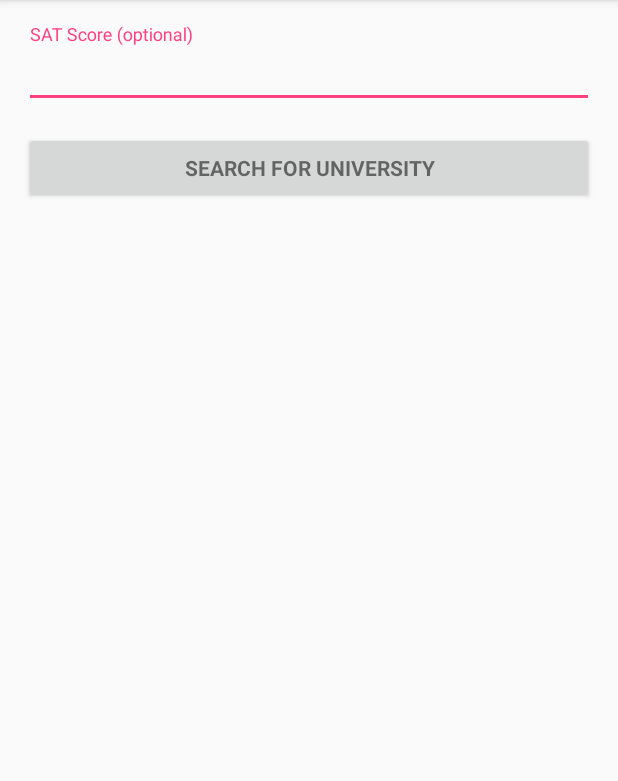
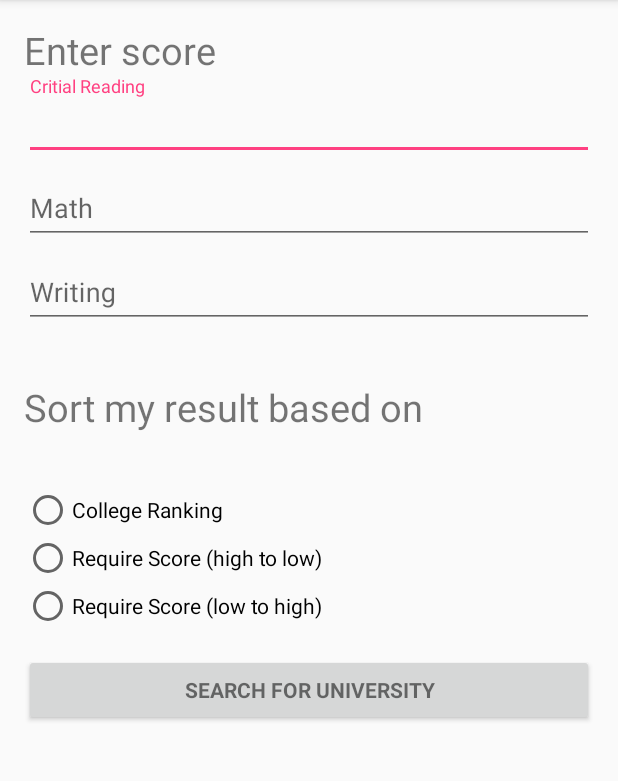
Before and after one commit to haotuusa/EasyU_Android, an Android app: the screen it shows after launch (SearchActivity before the commit, ScoreActivity after it), on a phone screen of 412 x 824 dp, the part 84-865 px from its top. Run offline under Robolectric (Android 15) with nearby library versions, the phone set to English and light mode, and no system bars.

Commit message:
Score activity layout

```diff
--- a/app/src/main/AndroidManifest.xml
+++ b/app/src/main/AndroidManifest.xml
@@ -15,7 +15,7 @@
         android:label="@string/app_name"
         android:supportsRtl="true"
         android:theme="@style/AppTheme">
-        <activity android:name=".SearchActivity">
+        <activity android:name=".ScoreActivity">
             <intent-filter>
                 <action android:name="android.intent.action.MAIN" />
 
--- a/app/src/main/java/com/example/android/myuniversity/SearchActivity.java
+++ b/app/src/main/java/com/example/android/myuniversity/ScoreActivity.java
@@ -9,11 +9,12 @@ import android.support.v7.app.AppCompatActivity;
 import android.view.View;
 import android.widget.Button;
 import android.widget.EditText;
+import android.widget.RadioButton;
 
 //import static android.Manifest.permission.READ_CONTACTS;
 
 //implements LoaderCallbacks<Cursor>
-public class SearchActivity extends AppCompatActivity  {
+public class ScoreActivity extends AppCompatActivity  {
 
     /**
      * Id to identity READ_CONTACTS permission request.
@@ -46,7 +47,7 @@ public class SearchActivity extends AppCompatActivity  {
 //        StateView = (AutoCompleteTextView) findViewById(R.id.state);
 //        populateAutoComplete();
 
-        SatScoreView = (EditText) findViewById(R.id.sat_score);
+        SatScoreView = (EditText) findViewById(R.id.score1);
 
 //        mPasswordView.setOnEditorActionListener(new TextView.OnEditorActionListener() {
 //            @Override
@@ -67,7 +68,7 @@ public class SearchActivity extends AppCompatActivity  {
             }
         });
 
-        mLoginFormView = findViewById(R.id.search_form);
+        mLoginFormView = findViewById(R.id.score_form);
         ProgressView = findViewById(R.id.search_progress);
     }
 
@@ -81,6 +82,35 @@ public class SearchActivity extends AppCompatActivity  {
         //TODO: Replace this with your own logic
         return password.length() > 4;
     }
+
+    //check the mode for which one to use
+    private enum enum_mode{ RANK, HIGHTOLOW, LOWTOHIGH, NONE }
+
+    enum_mode sortMode = enum_mode.NONE;
+
+    public void onRadioButtonClicked(View view) {
+        // Is the button now checked?
+        boolean checked = ((RadioButton) view).isChecked();
+
+        // Check which radio button was clicked
+        switch(view.getId()) {
+            case R.id.radio_sort_rank:
+                if (checked) {
+                    sortMode = enum_mode.RANK;
+                    break;
+                }
+            case R.id.radio_sort_hightolow:
+                if (checked)
+                    sortMode = enum_mode.HIGHTOLOW;
+                    break;
+            case R.id.radio_sort_lowtohigh:
+                if(checked)
+                    sortMode = enum_mode.LOWTOHIGH;
+                    break;
+        }
+
+    }
+
 
     /**
      * Shows the progress UI and hides the login form.
--- a/app/src/main/res/layout/activity_search.xml
+++ b/app/src/main/res/layout/activity_search.xml
@@ -9,7 +9,7 @@
     android:paddingLeft="@dimen/activity_horizontal_margin"
     android:paddingRight="@dimen/activity_horizontal_margin"
     android:paddingTop="@dimen/activity_vertical_margin"
-    tools:context="com.example.android.myuniversity.SearchActivity">
+    tools:context=".ScoreActivity">
 
     <!-- Login progress -->
     <ProgressBar
@@ -21,12 +21,12 @@
         android:visibility="gone" />
 
     <ScrollView
-        android:id="@+id/search_form"
+        android:id="@+id/score_form"
         android:layout_width="match_parent"
         android:layout_height="match_parent">
 
         <LinearLayout
-            android:id="@+id/school_search_form"
+            android:id="@+id/test_score_form"
             android:layout_width="match_parent"
             android:layout_height="wrap_content"
             android:orientation="vertical">
@@ -45,26 +45,87 @@
                 <!--android:inputType="textEmailAddress"-->
             </android.support.design.widget.TextInputLayout>
 
+            <TextView android:id="@+id/score_title"
+                android:layout_width="wrap_content"
+                android:layout_height="wrap_content"
+                android:textSize="25sp"
+                android:text="@string/sat_score_text"/>
+
+            <!-- below are all textfield for 3 score input -->
+            <android.support.design.widget.TextInputLayout
+                android:layout_width="match_parent"
+                android:layout_height="wrap_content">
+                <!-- declare as score1 for reusing ACT or SAT case-->
+                <EditText
+                    android:id="@+id/score1"
+                    android:layout_width="match_parent"
+                    android:layout_height="wrap_content"
+                    android:hint="@string/prompt_sat_reading"
+                    android:maxLines="1"
+                    android:singleLine="true" />
+            </android.support.design.widget.TextInputLayout>
+
+            <android.support.design.widget.TextInputLayout
+                android:layout_width="match_parent"
+                android:layout_height="wrap_content">
+                <EditText
+                    android:id="@+id/score2"
+                    android:layout_width="match_parent"
+                    android:layout_height="wrap_content"
+                    android:hint="@string/prompt_sat_math"
+                    android:maxLines="1"
+                    android:singleLine="true" />
+            </android.support.design.widget.TextInputLayout>
+
             <android.support.design.widget.TextInputLayout
                 android:layout_width="match_parent"
                 android:layout_height="wrap_content">
 
                 <EditText
-                    android:id="@+id/sat_score"
+                    android:id="@+id/score3"
                     android:layout_width="match_parent"
                     android:layout_height="wrap_content"
-                    android:hint="@string/prompt_sat_score"
+                    android:hint="@string/prompt_sat_writing"
                     android:maxLines="1"
                     android:singleLine="true" />
+            </android.support.design.widget.TextInputLayout>
+            <!-- cheating line break-->
+            <TextView
+                android:layout_width="wrap_content"
+                android:layout_height="wrap_content"
+                android:text="\n"/>
 
+            <TextView android:id="@+id/sort_text"
+                android:layout_width="wrap_content"
+                android:layout_height="wrap_content"
+                android:textSize="25sp"
+                android:text="@string/sort_text"/>
+            <TextView
+                android:layout_width="wrap_content"
+                android:layout_height="wrap_content"
+                android:text="\n"/>
+            <RadioGroup xmlns:android="http://schemas.android.com/apk/res/android"
+                android:layout_width="fill_parent"
+                android:layout_height="wrap_content"
+                android:orientation="vertical">
+                <RadioButton android:id="@+id/radio_sort_rank"
+                    android:layout_width="wrap_content"
+                    android:layout_height="wrap_content"
+                    android:text="@string/sort_rank"
+                    android:onClick="onRadioButtonClicked"/>
+                <RadioButton android:id="@+id/radio_sort_hightolow"
+                    android:layout_width="wrap_content"
+                    android:layout_height="wrap_content"
+                    android:text="@string/sort_hightolow"
+                    android:onClick="onRadioButtonClicked"/>
+                <RadioButton android:id="@+id/radio_sort_lowtohigh"
+                    android:layout_width="wrap_content"
+                    android:layout_height="wrap_content"
+                    android:text="@string/sort_lowtohigh"
+                    android:onClick="onRadioButtonClicked"/>
+            </RadioGroup>
 
-
-                <!--android:imeActionId="@integer/customImeActionId"-->
-                <!--android:imeActionLabel="@string/action_search_short"-->
-                <!--android:imeOptions="actionUnspecified"-->
-                <!--android:inputType="textPassword"-->
-            </android.support.design.widget.TextInputLayout>
-
+            <!-- button event to next activity -->
             <Button
                 android:id="@+id/search_button"
                 style="?android:textAppearanceSmall"
@@ -74,6 +135,7 @@
                 android:text="@string/action_search"
                 android:textStyle="bold" />
 
+
         </LinearLayout>
     </ScrollView>
 </LinearLayout>
--- a/app/src/main/res/values/strings.xml
+++ b/app/src/main/res/values/strings.xml
@@ -8,15 +8,37 @@
     <!-- Search -->
     <!-- Strings related to Search -->
     <string name="prompt_state">State</string>
-    <string name="prompt_sat_score">SAT Score (optional)</string>
+
+
     <string name="action_search">Search for University</string>
     <string name="action_search_short">Search</string>
 
-    <string name="error_invalid_email">This email address is invalid</string>
-    <string name="error_invalid_password">This password is too short</string>
-    <string name="error_incorrect_password">This password is incorrect</string>
+
+
+    <!-- Strings related to Score Activity-->
+    <string name="sat_score_text">Enter score</string>
+    <string name="sort_text">Sort my result based on</string>
+
+    <!-- For SAT String, test phase set as default -->
+    <string name="prompt_sat_reading">Critial Reading</string>
+    <string name="prompt_sat_math">Math</string>
+    <string name="prompt_sat_writing">Writing</string>
+    <!-- For ACT String -->
+    <string name="prompt_act_composite">Composite</string>
+    <string name="prompt_act_english">English</string>
+    <string name="prompt_act_math">Math</string>
+
+    <!-- for Radio button-->
+    <string name="sort_rank">College Ranking</string>
+    <string name="sort_hightolow">Require Score (high to low)</string>
+    <string name="sort_lowtohigh">Require Score (low to high)</string>
+
+    <!-- error message for validity check-->
+    <string name="error_invalid_score">Please type in numeric value</string>
+    <string name="error_off_range_score">Score out of range</string>
     <string name="error_field_required">This field is required</string>
-    <string name="permission_rationale">"Contacts permissions are needed for providing email
-        completions."
-    </string>
+
+
+
+
 </resources>
```
